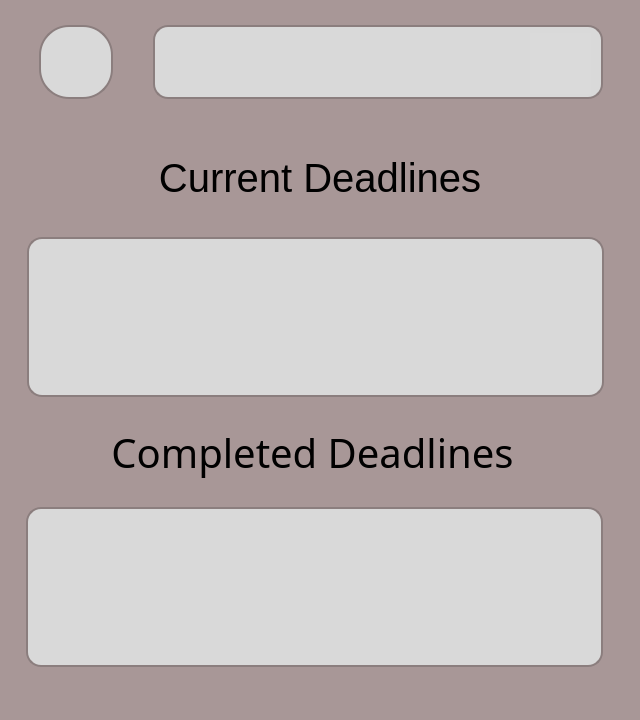
Before: the Qt Designer form grape/src/profile/profile.ui in rotat1ck/grape, drawn with Qt 5.
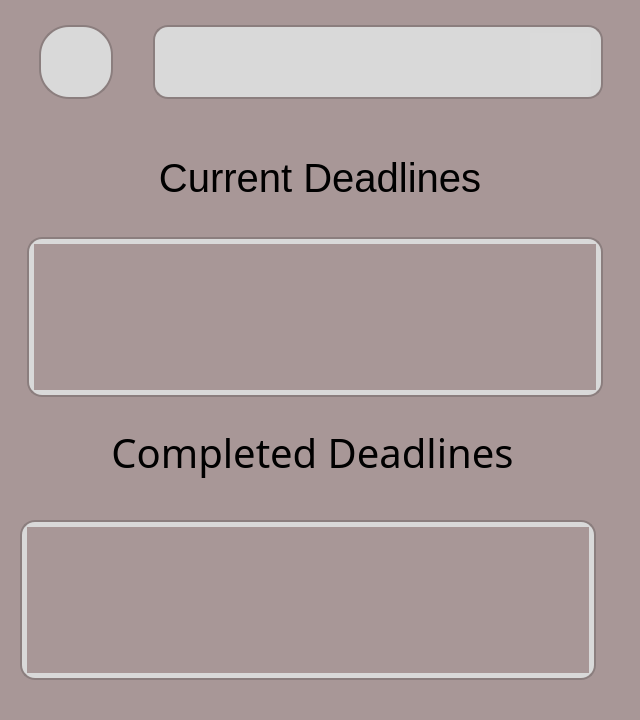
After: the same form once the commit is applied. Icons and pictures are not drawn.

Commit message:
господипомоги
я блять уже не знаю, что ему не нравитсч ну нахй блять я пить пошла

```diff
--- a/grape/src/profile/profile.ui
+++ b/grape/src/profile/profile.ui
@@ -67,50 +67,6 @@
     <string/>
    </property>
   </widget>
-  <widget class="QTextBrowser" name="CurrentDLTable">
-   <property name="geometry">
-    <rect>
-     <x>27</x>
-     <y>237</y>
-     <width>577</width>
-     <height>160</height>
-    </rect>
-   </property>
-   <property name="styleSheet">
-    <string notr="true">QTextBrowser {
-    background-color: #D9D9D9;
-    border: 2px solid #8B7E7E;
-    border-radius: 15px;
-    padding: 5px; 
-
-	font-size: 20px;
-	font-family: 'Comfortaa';
-}
-</string>
-   </property>
-  </widget>
-  <widget class="QTextBrowser" name="CompletedDLTable">
-   <property name="geometry">
-    <rect>
-     <x>26</x>
-     <y>507</y>
-     <width>577</width>
-     <height>160</height>
-    </rect>
-   </property>
-   <property name="styleSheet">
-    <string notr="true">QTextBrowser {
-    background-color: #D9D9D9;
-    border: 2px solid #8B7E7E;
-    border-radius: 15px;
-    padding: 5px; 
-
-	font-size: 20px;
-	font-family: 'Comfortaa';
-}
-</string>
-   </property>
-  </widget>
   <widget class="QLabel" name="CurrDL_text">
    <property name="geometry">
     <rect>
@@ -187,6 +143,78 @@
     <string/>
    </property>
   </widget>
+  <widget class="QScrollArea" name="currentDeadlinesScrollArea">
+   <property name="geometry">
+    <rect>
+     <x>27</x>
+     <y>237</y>
+     <width>576</width>
+     <height>160</height>
+    </rect>
+   </property>
+   <property name="styleSheet">
+    <string notr="true">QScrollArea
+ {
+    background-color: #D9D9D9;
+    border: 2px solid #8B7E7E;
+    border-radius: 15px;
+    padding: 5px; 
+
+	font-size: 20px;
+	font-family: 'Comfortaa';
+}
+</string>
+   </property>
+   <property name="widgetResizable">
+    <bool>true</bool>
+   </property>
+   <widget class="QWidget" name="scrollAreaWidgetContents">
+    <property name="geometry">
+     <rect>
+      <x>0</x>
+      <y>0</y>
+      <width>562</width>
+      <height>146</height>
+     </rect>
+    </property>
+   </widget>
+  </widget>
+  <widget class="QScrollArea" name="completedDeadlinesScrollArea">
+   <property name="geometry">
+    <rect>
+     <x>20</x>
+     <y>520</y>
+     <width>576</width>
+     <height>160</height>
+    </rect>
+   </property>
+   <property name="styleSheet">
+    <string notr="true">QScrollArea
+ {
+    background-color: #D9D9D9;
+    border: 2px solid #8B7E7E;
+    border-radius: 15px;
+    padding: 5px; 
+
+	font-size: 20px;
+	font-family: 'Comfortaa';
+}
+</string>
+   </property>
+   <property name="widgetResizable">
+    <bool>true</bool>
+   </property>
+   <widget class="QWidget" name="scrollAreaWidgetContents_2">
+    <property name="geometry">
+     <rect>
+      <x>0</x>
+      <y>0</y>
+      <width>562</width>
+      <height>146</height>
+     </rect>
+    </property>
+   </widget>
+  </widget>
  </widget>
  <resources/>
  <connections/>
```
The commit also changes 2 other files.
